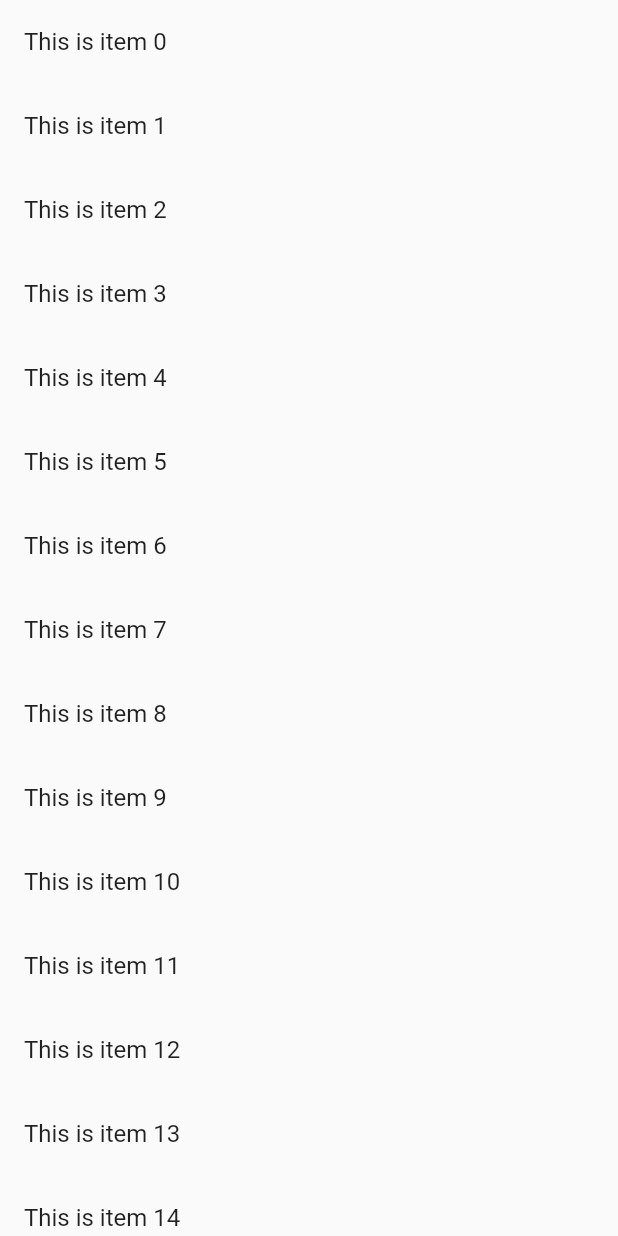
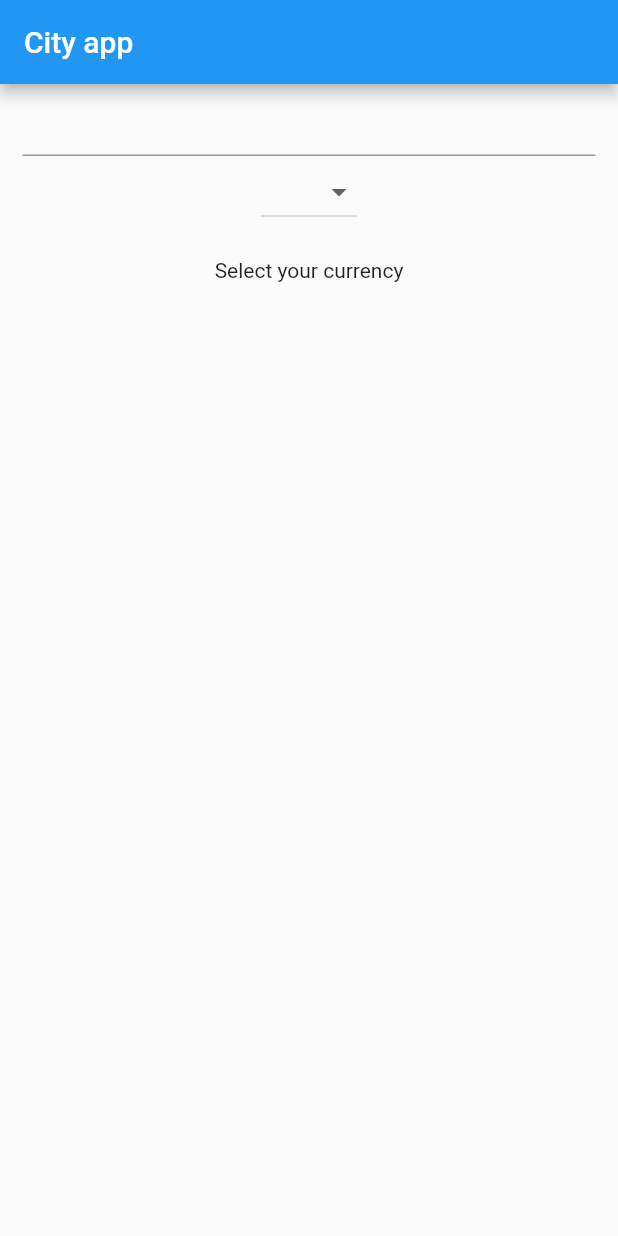
Before and after one commit to tookeowo/Dartappdevelopment, a Flutter app: the screen it shows after launch, on a phone screen of 412 x 824 dp. Run offline on Flutter 3.47's test engine with Material 2 defaults, Android fonts, the phone set to English and light mode, and no system bars.

Commit message:
drop down list

```diff
--- a/fourth_app/lib/Home.dart
+++ /dev/null
@@ -1,43 +0,0 @@
-import 'package:flutter/material.dart';
-
-class Home extends StatelessWidget {
-  @override
-  Widget build(BuildContext context) {
-    return Scaffold(body: getListView2());
-  }
-
-//   Widget getListView() {
-//     var listView = ListView(children: <Widget>[
-//       ListTile(
-//         leading: Icon(Icons.restaurant_menu),
-//         title: Text("Denny's"),
-//         subtitle: Text("Taste so good"),
-//         trailing: Icon(Icons.sentiment_satisfied),
-//       ),
-//       ListTile(
-//         leading: Icon(Icons.restaurant_menu),
-//         title: Text("Denny's"),
-//         subtitle: Text("Taste so good"),
-//         trailing: Icon(Icons.sentiment_satisfied),
-//       ),
-//     ]);
-//     return listView;
-//   }
-// }
-
-List<String> getListElements() {
-  var items = List<String>.generate(50, (anything) => "This is item $anything");
-  return items;
-}
-
-Widget getListView2() {
-  var listItems = getListElements();
-  var listView = ListView.builder(itemBuilder: (context, index) {
-    return ListTile(title: Text(listItems[index]),
-    onTap: (){
-      debugPrint('item $index was tapped');
-    },);
-  });
-  return listView;
-}
-}
--- a/fourth_app/lib/main.dart
+++ b/fourth_app/lib/main.dart
@@ -1,9 +1,63 @@
 import 'package:flutter/material.dart';
-import './Home.dart';
 
-void main(){
+void main() {
   runApp(MaterialApp(
-    title: "Exploring UI widgets",
-    home: Home(),
+    title: "Favour",
+    home: FavoriteCity(),
   ));
 }
+
+class FavoriteCity extends StatefulWidget {
+  @override
+  State<StatefulWidget> createState() {
+    return FavoriteCityState();
+  }
+}
+
+class FavoriteCityState extends State<FavoriteCity> {
+  String namecity;
+  var _currencies = ["naira", 'dollar'];
+
+  var _itemselected = 'Select your currency';
+
+  @override
+  Widget build(BuildContext context) {
+    return Scaffold(
+      appBar: AppBar(
+        title: Text("City app"),
+      ),
+      body: Container(
+        margin: EdgeInsets.only(left: 15.0, right: 15.0),
+        child: Column(
+          children: <Widget>[
+            TextField(
+              onChanged: (String userInput) {
+                setState(() {
+                  namecity = userInput;
+                });
+              },
+            ),
+            DropdownButton<String>(
+              items: _currencies.map((String item) {
+                return DropdownMenuItem<String>(value: item, child: Text(item));
+              }).toList(),
+              onChanged: (String valueselected){
+                setState(() {
+                  this._itemselected=valueselected;
+                });
+              },
+            ),
+
+          Padding(
+                padding: EdgeInsets.all(20.0),
+                child: (Text("$_itemselected")))
+          ]
+
+        )
+
+
+        ),
+      );
+
+  }
+}
--- a/fourth_app/pubspec.yaml
+++ b/fourth_app/pubspec.yaml
@@ -41,8 +41,8 @@ flutter:
   uses-material-design: true
 
   # To add assets to your application, add an assets section, like this:
-  assets:
-    - images/lagos.jpeg
+  # assets:
+   # - images/lagos.jpeg
   #  - images/a_dot_ham.jpeg
 
   # An image asset can refer to one or more resolution-specific "variants", see
```
Also changed, not shown: fourth_app/images/lagos.jpeg (deleted).
